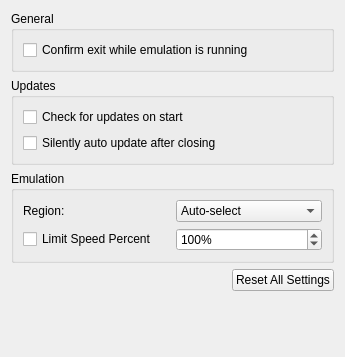
The window that src/citra_qt/configuration/configure_general.ui (weihuoya/citra) describes before a commit, drawn with Qt 5.
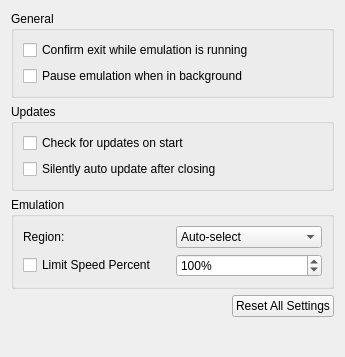
The same window after the commit.

Diff of the .ui file:
```diff
--- a/src/citra_qt/configuration/configure_general.ui
+++ b/src/citra_qt/configuration/configure_general.ui
@@ -29,6 +29,13 @@
           </property>
          </widget>
         </item>
+        <item>
+         <widget class="QCheckBox" name="toggle_background_pause">
+          <property name="text">
+           <string>Pause emulation when in background</string>
+          </property>
+         </widget>
+        </item>
        </layout>
       </widget>
      </item>
```
